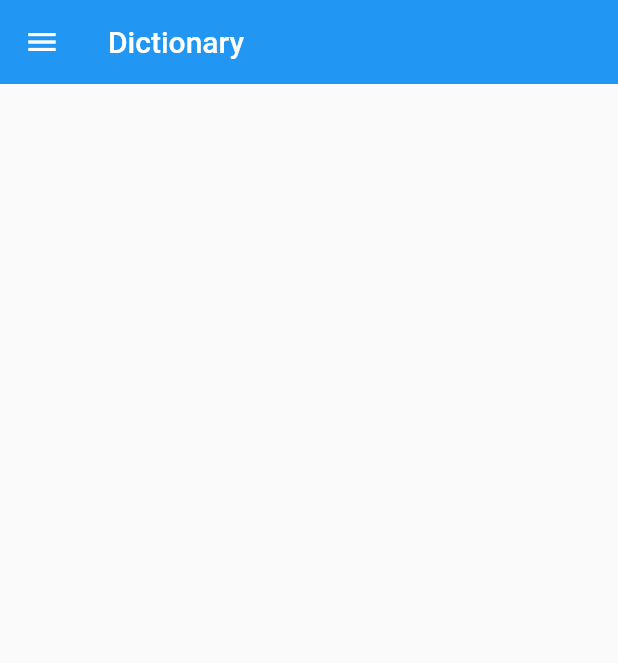
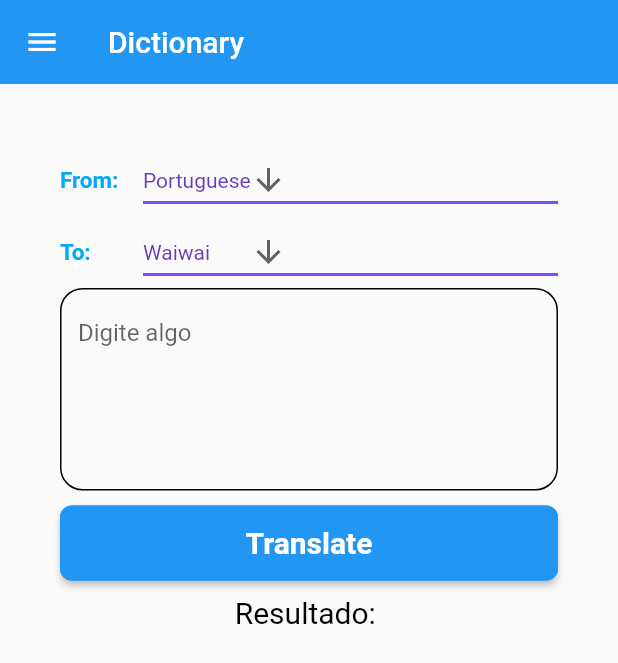
Before and after one commit to MacosPrintes001/WaiwaiTapotaMobile, a Flutter app: the screen it shows after launch, after a tap on "Sign In", on a phone screen of 412 x 824 dp. Shown: the top 663 px of the screen. Run offline on Flutter 3.47's test engine with Material 2 defaults, Android fonts, the phone set to English and light mode, and no system bars; our stand-ins replace flutter_spinkit, google_fonts.

Commit message:
05-out: tela de dicionario criada

```diff
--- a/tradutor/lib/dictionary_materials/dict_home_page.dart
+++ b/tradutor/lib/dictionary_materials/dict_home_page.dart
@@ -2,6 +2,7 @@ import 'package:flutter/cupertino.dart';
 import 'package:flutter/material.dart';
 import 'package:tradutor/system_pages/login_page.dart';
 import 'package:tradutor/translator_materials/trans_home_page.dart';
+import 'package:google_fonts/google_fonts.dart';
 
 class DictHomePage extends StatefulWidget {
   const DictHomePage({Key? key}) : super(key: key);
@@ -10,9 +11,26 @@ class DictHomePage extends StatefulWidget {
   State<DictHomePage> createState() => _DictHomePageState();
 }
 
+
 class _DictHomePageState extends State<DictHomePage> {
+  String dropdownFrom = "Portuguese";
+  String dropdownTo = "Waiwai";
+  String userinput = "";
+  String result = "";
 
+  List <String> availableLang =  <String>['Portuguese', 'Waiwai', 'TEST1', 'TEST2'];
+  List <String> languageCode =  <String>['pt', 'wai', 't1', 't2'];
+//Translate
 
+  resultTranslate()async{
+    // final translator = GoogleTranslator();
+    // translator.translate(userinput, from: languageCode[availableLang.indexOf(dropdownFrom)], to: languageCode[availableLang.indexOf(dropdownTo)]).then(print);
+    // var translation = await translator.translate(userinput, to: languageCode[availableLang.indexOf(dropdownTo)]);
+    setState(() {
+      //result = translation.text;
+      result = "tracução";
+    });
+  }
   callTranslatorPage(){
     try{
       Navigator.of(context).push(
@@ -40,7 +58,7 @@ class _DictHomePageState extends State<DictHomePage> {
             const DrawerHeader(child: Icon(Icons.home_filled)),
             ListTile(
               leading: const Icon(Icons.translate),
-              title: const  Text("T R A N S L A T O R"),
+              title: const  Text("T R A N S L A T O R", ),
               onTap: callTranslatorPage,// ENVIA PARA A PAGINA DE TRADUÇÃO
             ),
             ListTile(
@@ -58,6 +76,124 @@ class _DictHomePageState extends State<DictHomePage> {
           ],
         ),
       ),
+
+      body: Padding(
+        padding: const EdgeInsets.all(40),
+        child: ListView(
+          children: [
+            Row(
+              children: [
+               Expanded(flex: 1, child:Text('From:  ',style: GoogleFonts.roboto(color: Colors.lightBlue,fontWeight: FontWeight.bold,fontSize: 15)),),
+                Expanded(
+                  flex: 5,
+                  child: DropdownButton<String>(
+                    value: dropdownFrom,
+                    icon: const Icon(Icons.arrow_downward),
+                    iconSize: 24,
+                    elevation: 16,
+                    style: const TextStyle(color: Colors.deepPurple),
+                    underline: Container(
+                      height: 2,
+                      color: Colors.deepPurpleAccent,
+                    ),
+                    onChanged: (String? newValue) {
+                      setState(() {
+                        dropdownFrom = newValue!;
+                      });
+                    },
+                    items: availableLang
+                        .map<DropdownMenuItem<String>>((String value) {
+                      return DropdownMenuItem<String>(
+                        value: value,
+                        child: Text(value),
+                      );
+                    }).toList(),
+                  ),
+                ),
+              ],
+            ),
+
+
+            Row(
+              children: [
+                Expanded(flex: 1, child: Text('To:  ',
+                  style: GoogleFonts.roboto(color: Colors.lightBlue,fontWeight: FontWeight.bold,fontSize: 15)
+                  ),
+                ),
+                Expanded(
+                  flex: 5,
+                  child: DropdownButton<String>(
+                    value: dropdownTo,
+                    icon: const Icon(Icons.arrow_downward),
+                    iconSize: 24,
+                    elevation: 16,
+                    style: const TextStyle(color: Colors.deepPurple),
+                    underline: Container(
+                      height: 2,
+                      color: Colors.deepPurpleAccent,
+                    ),
+                    onChanged: (String? newValue) {
+                      setState(() {
+                        dropdownTo = newValue!;
+                      });
+                    },
+                    items: availableLang
+                        .map<DropdownMenuItem<String>>((String value) {
+                      return DropdownMenuItem<String>(
+                        value: value,
+                        child: Text(value),
+                      );
+                    }).toList(),
+                  ),
+                ),
+              ],
+            ),
+
+            TextField(
+              maxLines: 5,
+              onChanged: (val) {
+                setState(() {
+                  userinput = val;
+                });
+              },
+              decoration: const InputDecoration(
+                  hintText: "Digite algo",
+                  enabledBorder: OutlineInputBorder(
+                      borderSide: BorderSide(color: Colors.black),
+                      borderRadius: BorderRadius.all(Radius.circular(15))),
+                  focusedBorder: OutlineInputBorder(
+                      borderSide: BorderSide(color: Colors.black),
+                      borderRadius: BorderRadius.all(Radius.circular(15)))),
+            ),
+
+            const SizedBox(height: 10,),
+
+            MaterialButton(
+                height: 50,
+                color: Colors.blue,
+                shape: RoundedRectangleBorder(
+                  borderRadius: BorderRadius.circular(8),
+                  side: const BorderSide(color: Colors.blue,)
+                ),
+                child:  Text('Translate',
+                  style: GoogleFonts.roboto(color: Colors.white,fontWeight: FontWeight.bold,fontSize: 20),
+),
+                onPressed: (){
+                  resultTranslate();
+                }
+              ),
+
+              // Result
+              const SizedBox(height: 10,),
+              Center(child: Text('Resultado: $result', style: const TextStyle(color: Colors.black, fontSize: 20 ))),
+
+              const SizedBox(height: 100,),
+
+
+
+          ]
+        ),
+      ),
     );
   }
 }
--- a/tradutor/lib/system_pages/login_page.dart
+++ b/tradutor/lib/system_pages/login_page.dart
@@ -127,33 +127,33 @@ class _LoginPageState extends State<LoginPage> {
                 const SizedBox(height: 10,),
 
                 //Forgot Password
-                Padding(
-                  padding: const EdgeInsets.symmetric(horizontal: 25.0),
-                  child: Row(
-                    mainAxisAlignment: MainAxisAlignment.end,
-                    children:  [
-                     GestureDetector(
-                      onTap: () {
-                        Navigator.push(
-                          context, MaterialPageRoute(
-                            builder: (context){
-                              return const ForgotPasswordPage();
-                            }
-                          )
-                        );
-                      },
-                       child: Text(
-                        "Forgot Password?",
-                        style: GoogleFonts.roboto(
-                          color: Colors.lightBlue,
-                          fontWeight: FontWeight.bold,
-                          fontSize: 15
-                        ),
-                       ),
-                     ),
-                    ],
-                  ),
-                ),
+                // Padding(
+                //   padding: const EdgeInsets.symmetric(horizontal: 25.0),
+                //   child: Row(
+                //     mainAxisAlignment: MainAxisAlignment.end,
+                //     children:  [
+                //      GestureDetector(
+                //       onTap: () {
+                //         Navigator.push(
+                //           context, MaterialPageRoute(
+                //             builder: (context){
+                //               return const ForgotPasswordPage();
+                //             }
+                //           )
+                //         );
+                //       },
+                //        child: Text(
+                //         "Forgot Password?",
+                //         style: GoogleFonts.roboto(
+                //           color: Colors.lightBlue,
+                //           fontWeight: FontWeight.bold,
+                //           fontSize: 15
+                //         ),
+                //        ),
+                //      ),
+                //     ],
+                //   ),
+                // ),
 
                 const SizedBox(height:  10),
 
--- a/tradutor/lib/system_pages/registration_page.dart
+++ b/tradutor/lib/system_pages/registration_page.dart
@@ -1,7 +1,7 @@
 import 'package:flutter/cupertino.dart';
 import 'package:flutter/material.dart';
+import 'package:tradutor/dictionary_materials/dict_home_page.dart';
 import 'package:google_fonts/google_fonts.dart';
-import 'package:tradutor/dictionary_materials/dict_home_page.dart';
 
 import 'login_page.dart';
 
```
Also changed, not shown: tradutor/pubspec.lock, 3 other files.
